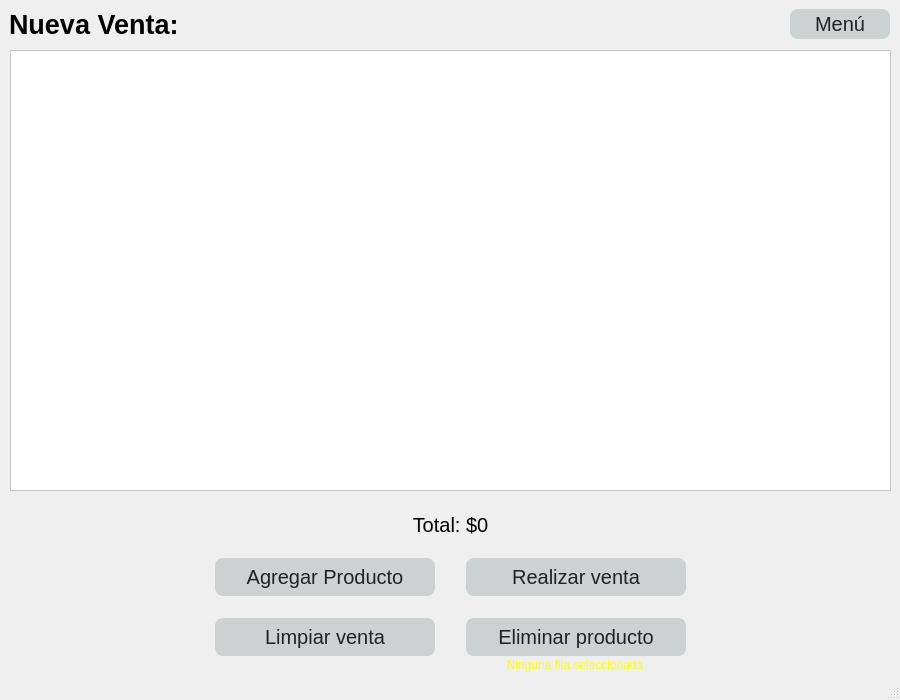
The window that nueva-venta/nueva-venta.ui (nicolujan1610/farmasty) describes before a commit, drawn with Qt 5.
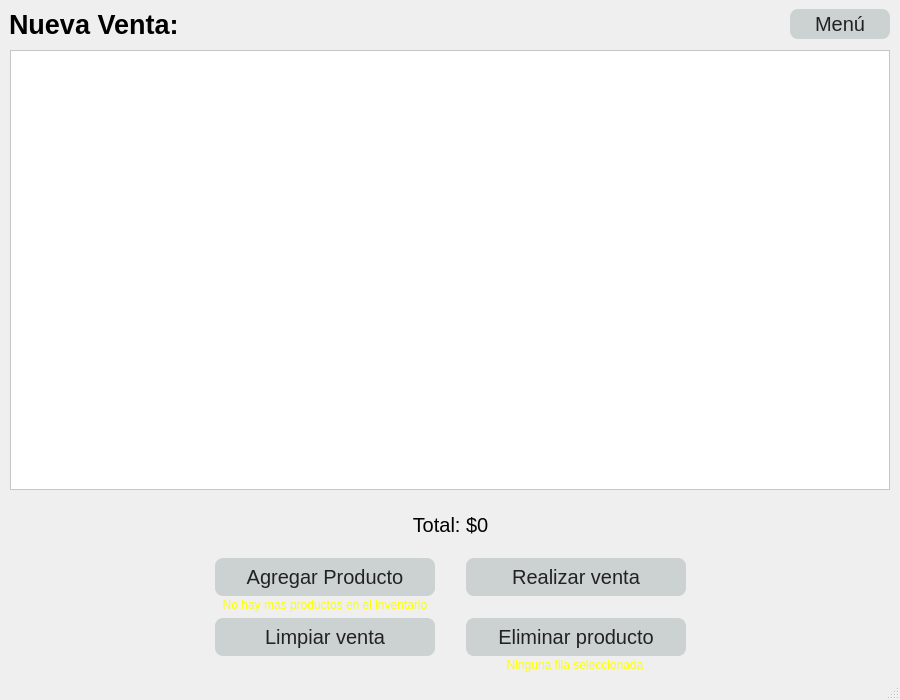
The same window after the commit.

```diff
--- a/nueva-venta/nueva-venta.ui
+++ b/nueva-venta/nueva-venta.ui
@@ -245,10 +245,22 @@
      <rect>
       <x>10</x>
       <y>50</y>
-      <width>881</width>
-      <height>441</height>
+      <width>880</width>
+      <height>440</height>
      </rect>
     </property>
+    <property name="minimumSize">
+     <size>
+      <width>880</width>
+      <height>440</height>
+     </size>
+    </property>
+    <property name="maximumSize">
+     <size>
+      <width>880</width>
+      <height>440</height>
+     </size>
+    </property>
     <property name="font">
      <font>
       <family>Arial</family>
@@ -262,7 +274,7 @@
      <bool>false</bool>
     </property>
     <attribute name="horizontalHeaderDefaultSectionSize">
-     <number>200</number>
+     <number>170</number>
     </attribute>
    </widget>
    <widget class="QLabel" name="total_venta_lbl">
@@ -325,6 +337,45 @@
      <set>Qt::AlignCenter</set>
     </property>
    </widget>
+   <widget class="QLabel" name="warning2_lbl">
+    <property name="geometry">
+     <rect>
+      <x>200</x>
+      <y>580</y>
+      <width>250</width>
+      <height>50</height>
+     </rect>
+    </property>
+    <property name="minimumSize">
+     <size>
+      <width>250</width>
+      <height>50</height>
+     </size>
+    </property>
+    <property name="maximumSize">
+     <size>
+      <width>210</width>
+      <height>50</height>
+     </size>
+    </property>
+    <property name="font">
+     <font>
+      <pointsize>9</pointsize>
+     </font>
+    </property>
+    <property name="styleSheet">
+     <string notr="true">background: transparent; color: yellow;</string>
+    </property>
+    <property name="text">
+     <string>No hay mas productos en el inventario</string>
+    </property>
+    <property name="alignment">
+     <set>Qt::AlignCenter</set>
+    </property>
+    <property name="wordWrap">
+     <bool>false</bool>
+    </property>
+   </widget>
   </widget>
   <widget class="QMenuBar" name="menubar">
    <property name="geometry">
```
Left out of the diff: 3 changed lines with no effect on the pictures.
